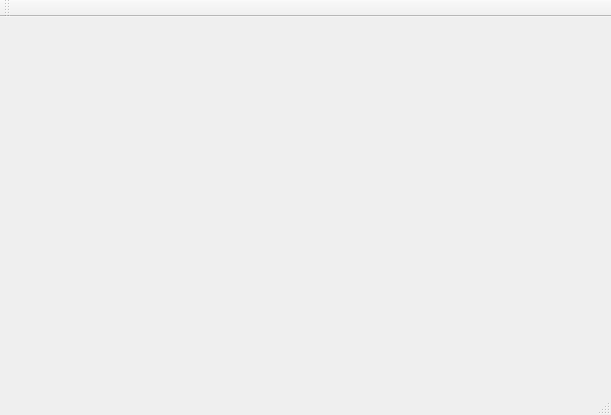
First picture: the form in src/mainwindow.ui, repository JDougherty/Fire-Department-Management-System, before the edit.
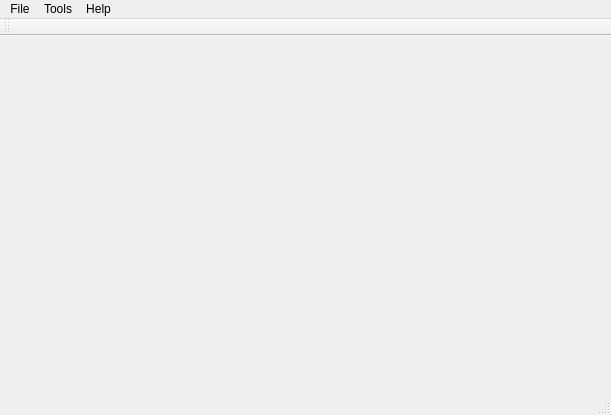
Second picture: the form after the edit.

What changed in the file:
```diff
--- a/src/mainwindow.ui
+++ b/src/mainwindow.ui
@@ -24,6 +24,31 @@
      <height>21</height>
     </rect>
    </property>
+   <widget class="QMenu" name="menuFile">
+    <property name="title">
+     <string>File</string>
+    </property>
+    <addaction name="actQuit"/>
+   </widget>
+   <widget class="QMenu" name="menuTools">
+    <property name="title">
+     <string>Tools</string>
+    </property>
+    <addaction name="actSearch"/>
+    <addaction name="separator"/>
+    <addaction name="actFirefighterAdd"/>
+    <addaction name="separator"/>
+    <addaction name="actActive_Drill"/>
+   </widget>
+   <widget class="QMenu" name="menuHelp">
+    <property name="title">
+     <string>Help</string>
+    </property>
+    <addaction name="actAbout"/>
+   </widget>
+   <addaction name="menuFile"/>
+   <addaction name="menuTools"/>
+   <addaction name="menuHelp"/>
   </widget>
   <widget class="QToolBar" name="mainToolBar">
    <attribute name="toolBarArea">
```
Left out of the diff: 53 changed lines with no effect on the pictures.
